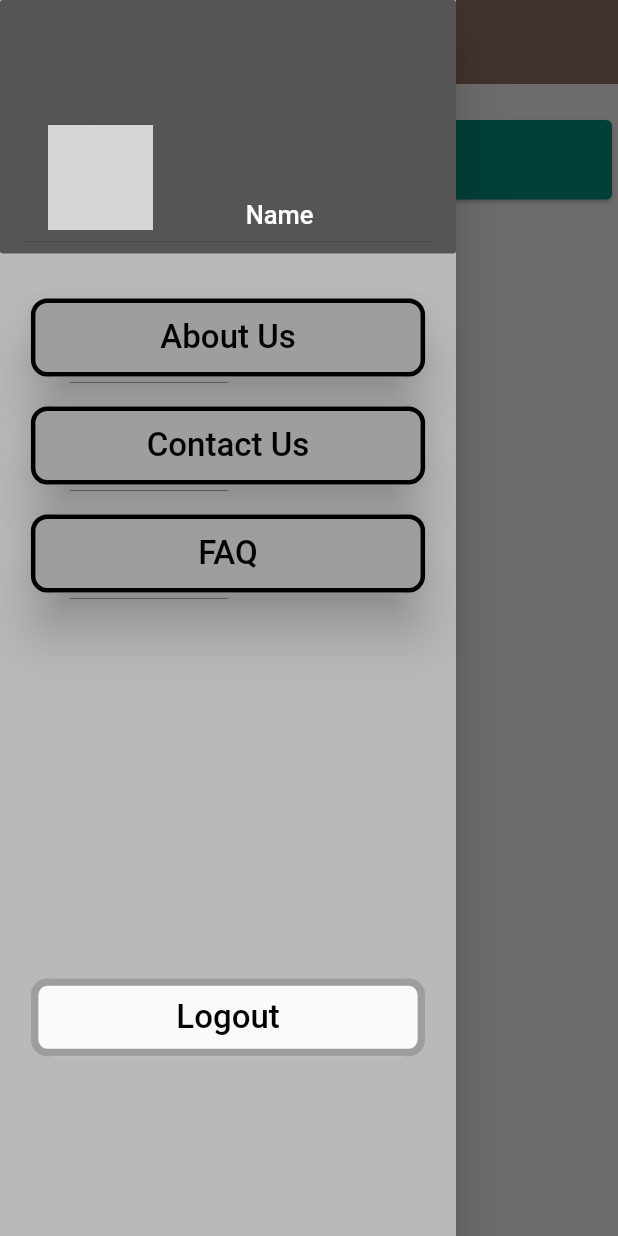
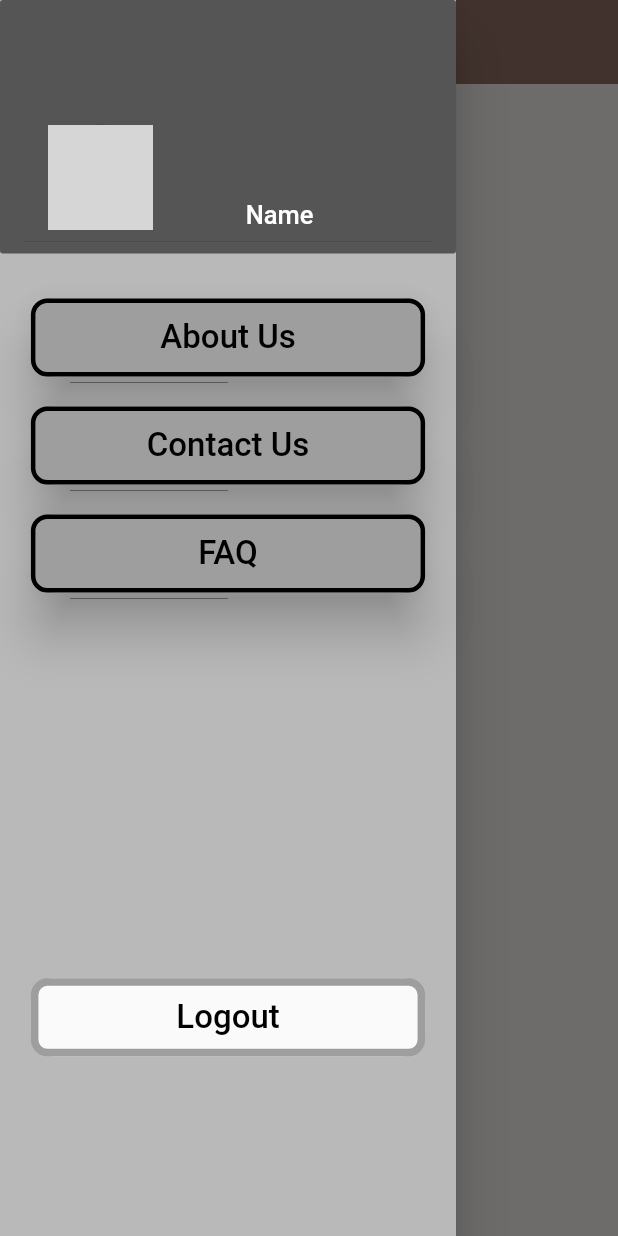
Before and after one commit to sauravsb99/Quaestio, a Flutter app: the screen it shows once a user with an empty profile is signed in, with the side drawer open, on a phone screen of 412 x 824 dp. Run offline on Flutter 3.47's test engine with Material 2 defaults, Android fonts, the phone set to English and light mode, and no system bars; our stand-ins replace cached_network_image, cloud_firestore, firebase_auth, flutter_spinkit; accounts and stored records are empty; network calls fail; grey boxes are pictures that could not be loaded.

Commit message:
merged landing and topiclist pages

```diff
--- a/queastio/lib/screens/home/home.dart
+++ b/queastio/lib/screens/home/home.dart
@@ -1,14 +1,21 @@
 import 'package:queastio/services/auth.dart';
 import 'package:flutter/material.dart';
-import 'package:queastio/screens/home/landing.dart';
 import 'package:queastio/screens/home/drawer.dart';
+import 'package:queastio/services/database.dart';
+import 'package:provider/provider.dart';
+import 'topic_list.dart';
+import 'package:queastio/models/topic.dart';
+
 class Home extends StatelessWidget {
   final AuthService _auth = AuthService();
 
   @override
   Widget build(BuildContext context) {
     // Navigator.pop(context);
-    return Container(
+    return StreamProvider<List<Topic>>.value(
+      initialData: List(),
+      value: DatabaseService().topics,
+      child: Container(
         child: Scaffold(
           backgroundColor: Colors.brown[50],
           drawer: Drawer(
@@ -29,7 +36,8 @@ class Home extends StatelessWidget {
             //   ),
             // ],
           ),
-        body: Landing(),
+          body: TopicList(),
+        ),
       ),
     );
   }
--- a/queastio/lib/screens/home/landing.dart
+++ /dev/null
@@ -1,45 +0,0 @@
-import 'package:flutter/material.dart';
-import 'package:queastio/services/database.dart';
-import 'package:provider/provider.dart';
-import 'topic_list.dart';
-import 'package:queastio/models/topic.dart';
-
-class Landing extends StatefulWidget {
-  @override
-  _LandingState createState() => _LandingState();
-}
-
-class _LandingState extends State<Landing> {
-  @override
-  Widget build(BuildContext context) {
-    return StreamProvider<List<Topic>>.value(
-      initialData: List(),
-      value: DatabaseService().topics,
-      child: Column(
-        children: <Widget>[
-          SizedBox(height: 20.0),
-          Card(
-            color: Colors.teal[600],
-            child: Padding(
-              padding: const EdgeInsets.all(15.0),
-              child: Row(
-                children: <Widget>[
-                  Text(
-                    'Name',
-                    style: TextStyle(
-                      color: Colors.white,
-                      fontSize: 20.0,
-                    ),
-                  ),
-                ],
-              ),
-            ),
-          ),
-          Expanded(
-            child: TopicList(),
-          ),
-        ],
-      ),
-    );
-  }
-}
```
Lines whose indentation alone changed are shown as unchanged.
